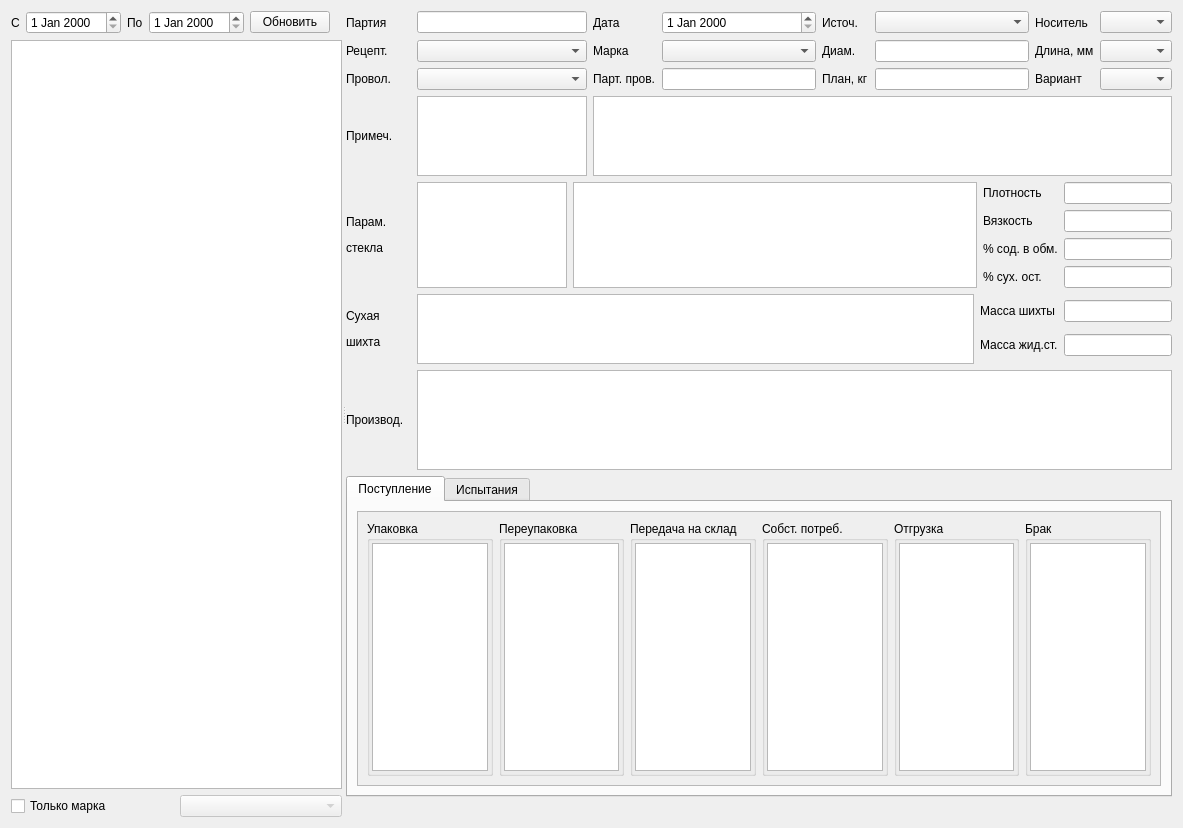
Above: formpart.ui from Sergeyego/el_pr before the change. Below: the same form after it.
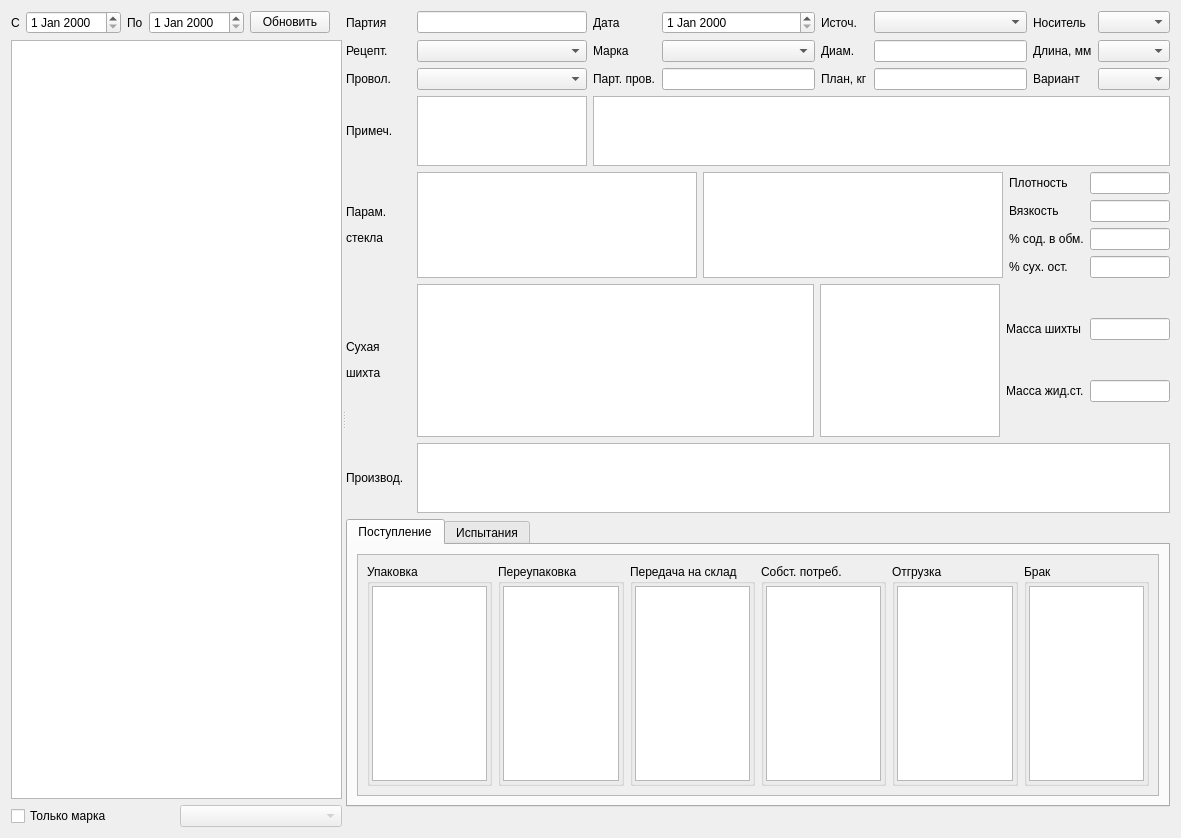
That is the form after the change. The open tabs and pages were chosen to show the change. Custom widgets are drawn as their Qt base class.

```diff
--- a/formpart.ui
+++ b/formpart.ui
@@ -6,8 +6,8 @@
    <rect>
     <x>0</x>
     <y>0</y>
-    <width>1183</width>
-    <height>828</height>
+    <width>1181</width>
+    <height>838</height>
    </rect>
   </property>
   <property name="windowTitle">
@@ -322,6 +322,25 @@
            </property>
           </widget>
          </item>
+         <item>
+          <widget class="QTableView" name="tableViewGlassData">
+           <property name="sizePolicy">
+            <sizepolicy hsizetype="Expanding" vsizetype="Maximum">
+             <horstretch>0</horstretch>
+             <verstretch>0</verstretch>
+            </sizepolicy>
+           </property>
+           <property name="maximumSize">
+            <size>
+             <width>280</width>
+             <height>16777215</height>
+            </size>
+           </property>
+           <attribute name="verticalHeaderVisible">
+            <bool>false</bool>
+           </attribute>
+          </widget>
+         </item>
          <item>
           <widget class="QTableView" name="tableViewGlassPar">
            <property name="sizePolicy">
@@ -330,22 +349,9 @@
              <verstretch>0</verstretch>
             </sizepolicy>
            </property>
-           <property name="maximumSize">
-            <size>
-             <width>150</width>
-             <height>16777215</height>
-            </size>
-           </property>
-          </widget>
-         </item>
-         <item>
-          <widget class="QTableView" name="tableViewGlassMeas">
-           <property name="sizePolicy">
-            <sizepolicy hsizetype="Expanding" vsizetype="Maximum">
-             <horstretch>0</horstretch>
-             <verstretch>0</verstretch>
-            </sizepolicy>
-           </property>
+           <attribute name="verticalHeaderVisible">
+            <bool>false</bool>
+           </attribute>
           </widget>
          </item>
          <item>
@@ -365,6 +371,12 @@
                <verstretch>0</verstretch>
               </sizepolicy>
              </property>
+             <property name="maximumSize">
+              <size>
+               <width>80</width>
+               <height>16777215</height>
+              </size>
+             </property>
             </widget>
            </item>
            <item row="1" column="0">
@@ -382,6 +394,12 @@
                <verstretch>0</verstretch>
               </sizepolicy>
              </property>
+             <property name="maximumSize">
+              <size>
+               <width>80</width>
+               <height>16777215</height>
+              </size>
+             </property>
             </widget>
            </item>
            <item row="2" column="0">
@@ -399,6 +417,12 @@
                <verstretch>0</verstretch>
               </sizepolicy>
              </property>
+             <property name="maximumSize">
+              <size>
+               <width>80</width>
+               <height>16777215</height>
+              </size>
+             </property>
             </widget>
            </item>
            <item row="3" column="0">
@@ -416,6 +440,12 @@
                <verstretch>0</verstretch>
               </sizepolicy>
              </property>
+             <property name="maximumSize">
+              <size>
+               <width>80</width>
+               <height>16777215</height>
+              </size>
+             </property>
             </widget>
            </item>
           </layout>
@@ -459,6 +489,16 @@
            </property>
           </widget>
          </item>
+         <item>
+          <widget class="DbViewer" name="tableViewDozDef">
+           <property name="maximumSize">
+            <size>
+             <width>180</width>
+             <height>16777215</height>
+            </size>
+           </property>
+          </widget>
+         </item>
          <item>
           <layout class="QGridLayout" name="gridLayout_3">
            <item row="0" column="0">
@@ -482,6 +522,12 @@
                <verstretch>0</verstretch>
               </sizepolicy>
              </property>
+             <property name="maximumSize">
+              <size>
+               <width>80</width>
+               <height>16777215</height>
+              </size>
+             </property>
             </widget>
            </item>
            <item row="1" column="0">
@@ -505,6 +551,12 @@
                <verstretch>0</verstretch>
               </sizepolicy>
              </property>
+             <property name="maximumSize">
+              <size>
+               <width>80</width>
+               <height>16777215</height>
+              </size>
+             </property>
             </widget>
            </item>
           </layout>
@@ -576,8 +628,8 @@
                <rect>
                 <x>0</x>
                 <y>0</y>
-                <width>817</width>
-                <height>238</height>
+                <width>815</width>
+                <height>248</height>
                </rect>
               </property>
               <layout class="QHBoxLayout" name="horizontalLayout_11">
```
Left out of the diff: 6 changed lines with no effect on the pictures.
